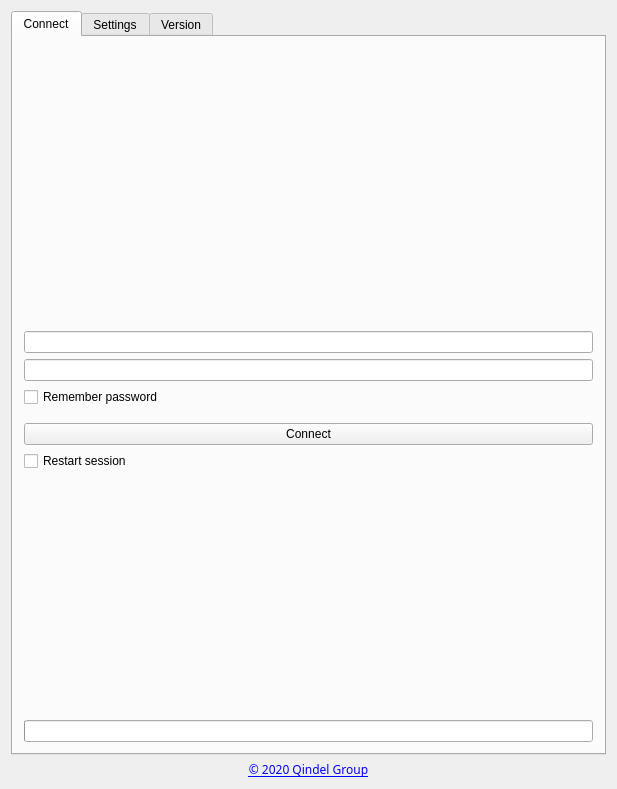
The window that qtclient/gui/mainwindow.ui (theqvd/qvd-client-qt) describes before a commit, drawn with Qt 5.
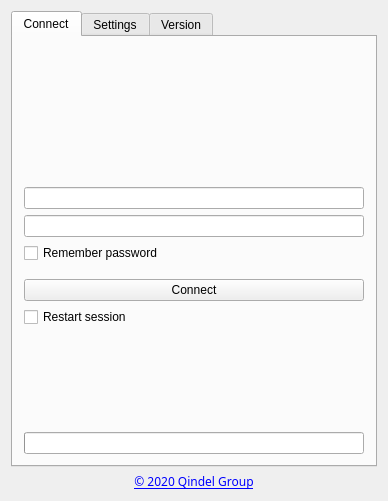
The same window after the commit. The open tabs and pages were chosen to show the change. Icons and pictures are not drawn.

Commit message: Force startup window size

```diff
--- a/qtclient/gui/mainwindow.ui
+++ b/qtclient/gui/mainwindow.ui
@@ -6,8 +6,8 @@
    <rect>
     <x>0</x>
     <y>0</y>
-    <width>617</width>
-    <height>789</height>
+    <width>370</width>
+    <height>501</height>
    </rect>
   </property>
   <property name="windowTitle">
```
Left out of the diff: 2 changed lines with no effect on the pictures. The commit also changes 1 other file.
